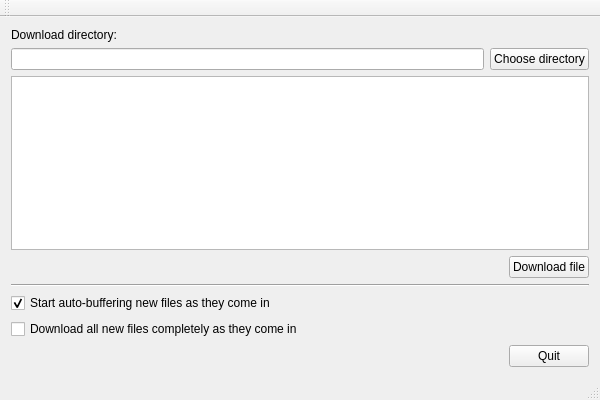
This is fbpclient/mainwindow.ui in Jille/FBP as Qt 5 draws it before an edit. The edited form follows.
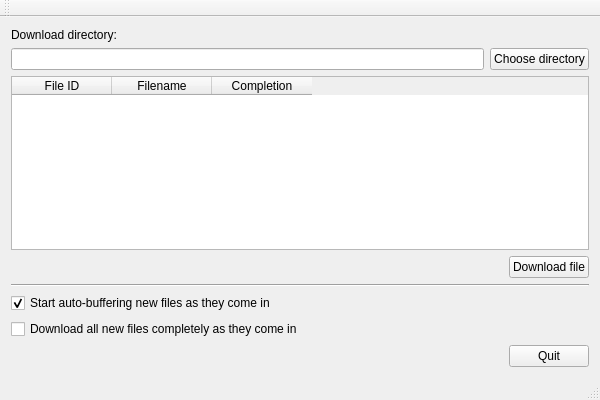
This is the edited form.

The edit to the form file:
```diff
--- a/fbpclient/mainwindow.ui
+++ b/fbpclient/mainwindow.ui
@@ -41,7 +41,35 @@
      </layout>
     </item>
     <item>
-     <widget class="QTableView" name="files"/>
+     <widget class="QTableWidget" name="files">
+      <property name="editTriggers">
+       <set>QAbstractItemView::NoEditTriggers</set>
+      </property>
+      <property name="dragDropOverwriteMode">
+       <bool>false</bool>
+      </property>
+      <property name="showGrid">
+       <bool>false</bool>
+      </property>
+      <property name="sortingEnabled">
+       <bool>true</bool>
+      </property>
+      <column>
+       <property name="text">
+        <string>File ID</string>
+       </property>
+      </column>
+      <column>
+       <property name="text">
+        <string>Filename</string>
+       </property>
+      </column>
+      <column>
+       <property name="text">
+        <string>Completion</string>
+       </property>
+      </column>
+     </widget>
     </item>
     <item>
      <layout class="QHBoxLayout" name="horizontalLayout">
```
